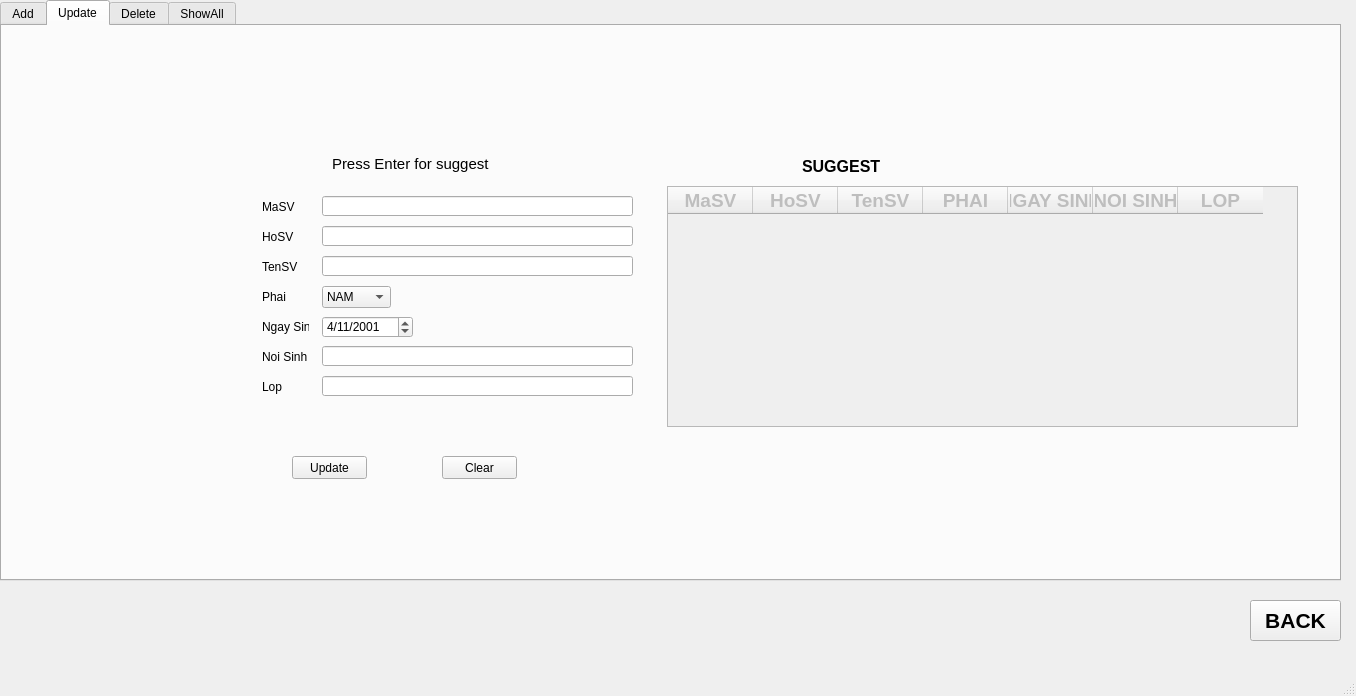
Qt form app/view/Student.ui (huynhngoanhthai/python_project) before a commit.
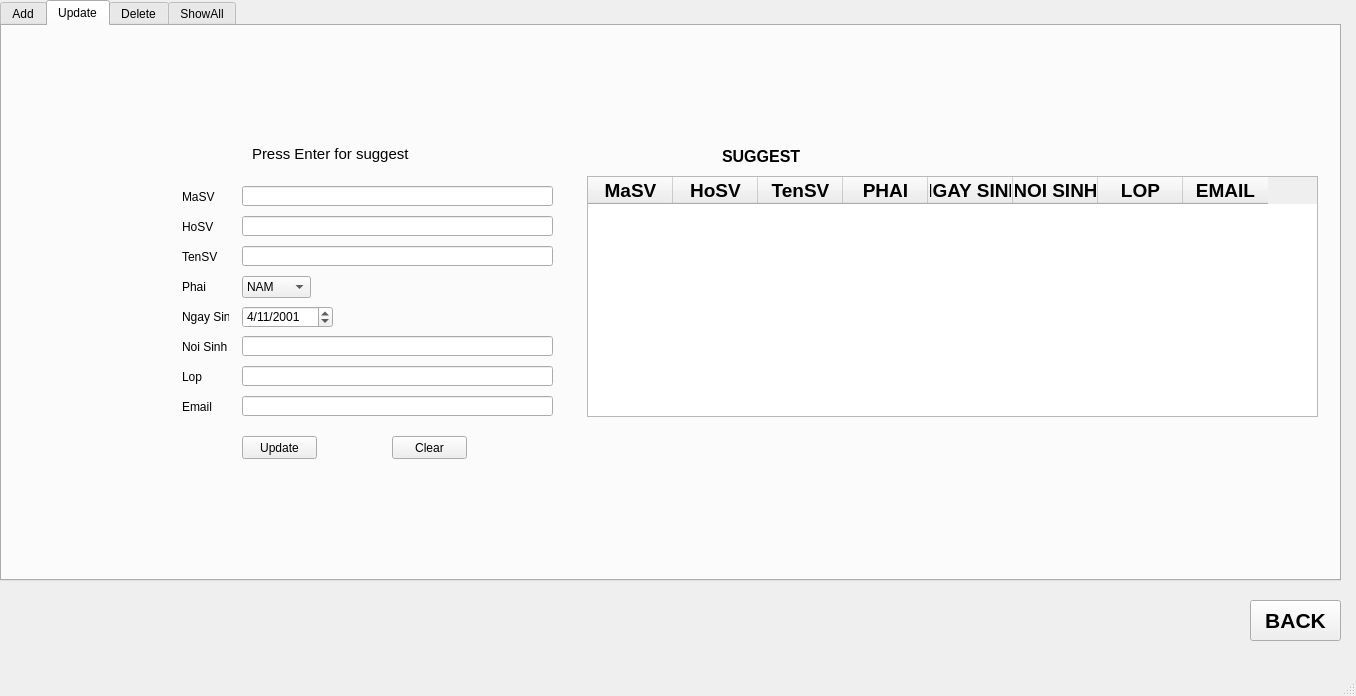
The same form after that commit. The open tabs and pages were chosen to show the change.

Commit message: Email+hash password

The edit to the form file:
```diff
--- a/app/view/Student.ui
+++ b/app/view/Student.ui
@@ -325,8 +325,8 @@
      <widget class="QPushButton" name="QButtonUUpdate">
       <property name="geometry">
        <rect>
-        <x>290</x>
-        <y>430</y>
+        <x>240</x>
+        <y>410</y>
         <width>75</width>
         <height>23</height>
        </rect>
@@ -338,8 +338,8 @@
      <widget class="QPushButton" name="QButtonUClear">
       <property name="geometry">
        <rect>
-        <x>440</x>
-        <y>430</y>
+        <x>390</x>
+        <y>410</y>
         <width>75</width>
         <height>23</height>
        </rect>
@@ -350,22 +350,35 @@
      </widget>
      <widget class="QTableWidget" name="QTableUpdate">
       <property name="enabled">
-       <bool>false</bool>
+       <bool>true</bool>
       </property>
       <property name="geometry">
        <rect>
-        <x>665</x>
-        <y>160</y>
-        <width>631</width>
+        <x>585</x>
+        <y>150</y>
+        <width>731</width>
         <height>241</height>
        </rect>
       </property>
+      <property name="sizePolicy">
+       <sizepolicy hsizetype="Fixed" vsizetype="Fixed">
+        <horstretch>0</horstretch>
+        <verstretch>0</verstretch>
+       </sizepolicy>
+      </property>
       <property name="minimumSize">
        <size>
         <width>10</width>
         <height>20</height>
        </size>
       </property>
+      <property name="font">
+       <font>
+        <pointsize>9</pointsize>
+        <weight>75</weight>
+        <bold>true</bold>
+       </font>
+      </property>
       <property name="layoutDirection">
        <enum>Qt::LeftToRight</enum>
       </property>
@@ -486,12 +499,24 @@
         </font>
        </property>
       </column>
+      <column>
+       <property name="text">
+        <string>EMAIL</string>
+       </property>
+       <property name="font">
+        <font>
+         <pointsize>14</pointsize>
+         <weight>75</weight>
+         <bold>true</bold>
+        </font>
+       </property>
+      </column>
      </widget>
      <widget class="QLabel" name="label">
       <property name="geometry">
        <rect>
-        <x>800</x>
-        <y>130</y>
+        <x>720</x>
+        <y>120</y>
         <width>161</width>
         <height>20</height>
        </rect>
@@ -513,8 +538,8 @@
      <widget class="QLabel" name="label_2">
       <property name="geometry">
        <rect>
-        <x>330</x>
-        <y>130</y>
+        <x>250</x>
+        <y>120</y>
         <width>281</width>
         <height>16</height>
        </rect>
@@ -531,8 +556,8 @@
      <widget class="QLineEdit" name="QLineUMaSV">
       <property name="geometry">
        <rect>
-        <x>320</x>
-        <y>170</y>
+        <x>240</x>
+        <y>160</y>
         <width>311</width>
         <height>20</height>
        </rect>
@@ -541,8 +566,8 @@
      <widget class="QLineEdit" name="QLineUHoSV">
       <property name="geometry">
        <rect>
-        <x>320</x>
-        <y>200</y>
+        <x>240</x>
+        <y>190</y>
         <width>311</width>
         <height>20</height>
        </rect>
@@ -551,8 +576,8 @@
      <widget class="QLineEdit" name="QLineUTenSV">
       <property name="geometry">
        <rect>
-        <x>320</x>
-        <y>230</y>
+        <x>240</x>
+        <y>220</y>
         <width>311</width>
         <height>20</height>
        </rect>
@@ -561,8 +586,8 @@
      <widget class="QLabel" name="label_18">
       <property name="geometry">
        <rect>
-        <x>260</x>
-        <y>170</y>
+        <x>180</x>
+        <y>160</y>
         <width>47</width>
         <height>21</height>
        </rect>
@@ -574,8 +599,8 @@
      <widget class="QLabel" name="label_19">
       <property name="geometry">
        <rect>
-        <x>260</x>
-        <y>200</y>
+        <x>180</x>
+        <y>190</y>
         <width>47</width>
         <height>21</height>
        </rect>
@@ -587,8 +612,8 @@
      <widget class="QLabel" name="label_20">
       <property name="geometry">
        <rect>
-        <x>260</x>
-        <y>230</y>
+        <x>180</x>
+        <y>220</y>
         <width>47</width>
         <height>21</height>
        </rect>
@@ -600,8 +625,8 @@
      <widget class="QLabel" name="label_21">
       <property name="geometry">
        <rect>
-        <x>260</x>
-        <y>260</y>
+        <x>180</x>
+        <y>250</y>
         <width>47</width>
         <height>21</height>
        </rect>
@@ -613,8 +638,8 @@
      <widget class="QLabel" name="label_22">
       <property name="geometry">
        <rect>
-        <x>260</x>
-        <y>290</y>
+        <x>180</x>
+        <y>280</y>
         <width>47</width>
         <height>21</height>
        </rect>
@@ -626,8 +651,8 @@
      <widget class="QLabel" name="label_23">
       <property name="geometry">
        <rect>
-        <x>260</x>
-        <y>320</y>
+        <x>180</x>
+        <y>310</y>
         <width>47</width>
         <height>21</height>
        </rect>
@@ -639,8 +664,8 @@
      <widget class="QLabel" name="label_24">
       <property name="geometry">
        <rect>
-        <x>260</x>
-        <y>350</y>
+        <x>180</x>
+        <y>340</y>
         <width>47</width>
         <height>21</height>
        </rect>
@@ -652,8 +677,8 @@
      <widget class="QComboBox" name="OpUPhai">
       <property name="geometry">
        <rect>
-        <x>320</x>
-        <y>260</y>
+        <x>240</x>
+        <y>250</y>
         <width>69</width>
         <height>22</height>
        </rect>
@@ -672,8 +697,8 @@
      <widget class="QDateEdit" name="QDateUNgaySinh">
       <property name="geometry">
        <rect>
-        <x>320</x>
-        <y>290</y>
+        <x>240</x>
+        <y>280</y>
         <width>91</width>
         <height>22</height>
        </rect>
@@ -712,8 +737,8 @@
      <widget class="QLineEdit" name="QLineUNoiSinh">
       <property name="geometry">
        <rect>
-        <x>320</x>
-        <y>320</y>
+        <x>240</x>
+        <y>310</y>
         <width>311</width>
         <height>20</height>
        </rect>
@@ -722,8 +747,31 @@
      <widget class="QLineEdit" name="QLineULop">
       <property name="geometry">
        <rect>
-        <x>320</x>
-        <y>350</y>
+        <x>240</x>
+        <y>340</y>
+        <width>311</width>
+        <height>20</height>
+       </rect>
+      </property>
+     </widget>
+     <widget class="QLabel" name="label_25">
+      <property name="geometry">
+       <rect>
+        <x>180</x>
+        <y>370</y>
+        <width>47</width>
+        <height>21</height>
+       </rect>
+      </property>
+      <property name="text">
+       <string>Email</string>
+      </property>
+     </widget>
+     <widget class="QLineEdit" name="QLineUEmail">
+      <property name="geometry">
+       <rect>
+        <x>240</x>
+        <y>370</y>
         <width>311</width>
         <height>20</height>
        </rect>
```
Left out of the diff: 65 changed lines with no effect on the pictures. The commit also changes 15 other files.
